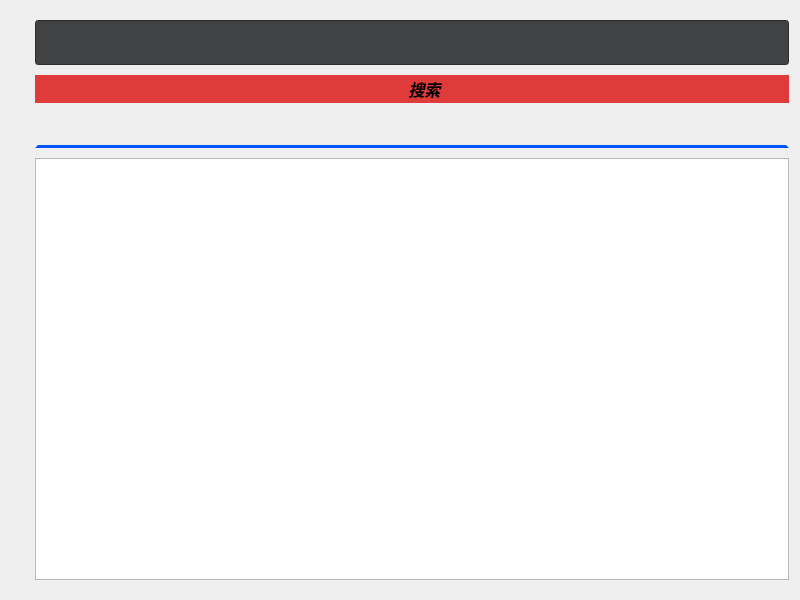
The window that searchwindow.ui (cuncinc/CloudMusic_Qt) describes before a commit, drawn with Qt 5.
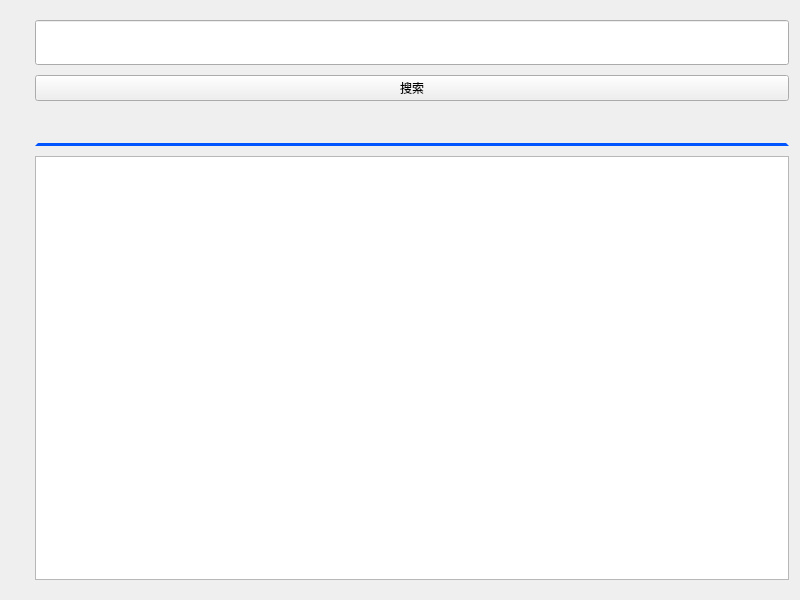
The same window after the commit. Custom widgets are drawn as their Qt base class.

Diff of the .ui file:
```diff
--- a/searchwindow.ui
+++ b/searchwindow.ui
@@ -59,35 +59,14 @@
       <bool>false</bool>
      </property>
      <property name="styleSheet">
-      <string notr="true">QLineEdit{
-	background-color:#404244
-}</string>
+      <string notr="true"/>
      </property>
     </widget>
    </item>
    <item>
     <widget class="QPushButton" name="pushButton">
      <property name="styleSheet">
-      <string notr="true">QPushButton {
-    font-family: &quot;Microsoft YaHei&quot;;
-    font-size: 16px;
-
-    font-style: italic;
-    font-weight: bold;
-
-    
-    padding-left: 25px;
-    padding-top: 0px;
-
-    border-style: solid;
-    border-width: 2px;
-   
-    border-radius: 20px;
-
-    background-color: #DF3B3B;
-    background-repeat: no-repeat;
-    background-position: left center;
-}
+      <string notr="true">
 </string>
      </property>
      <property name="text">
```
